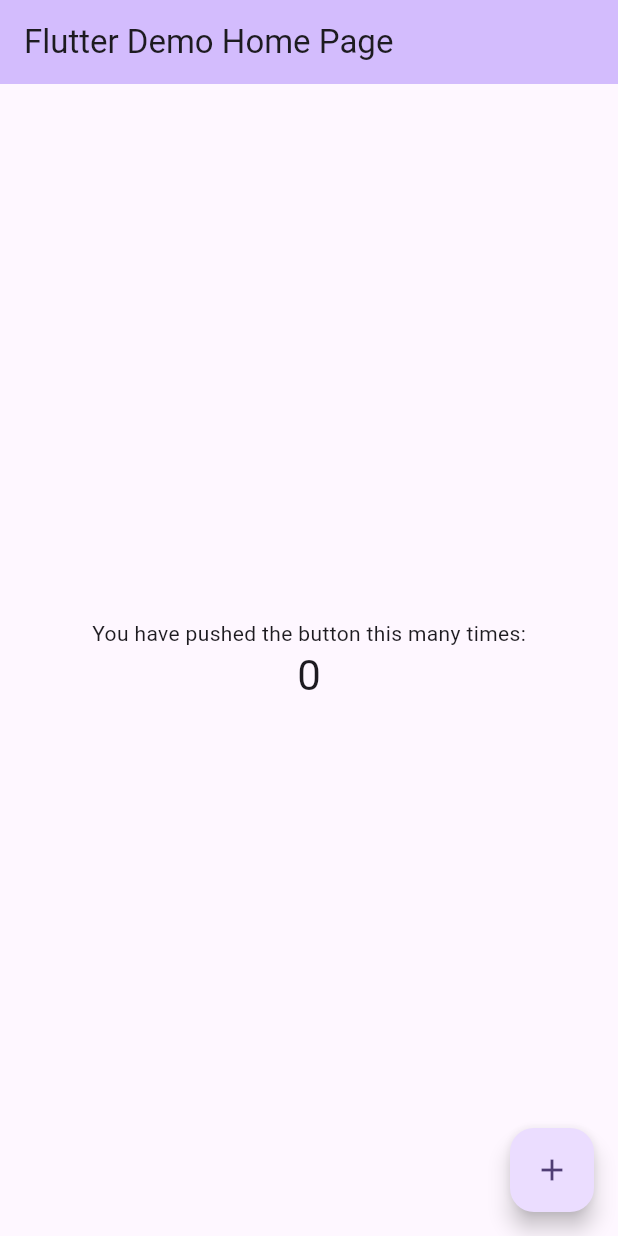
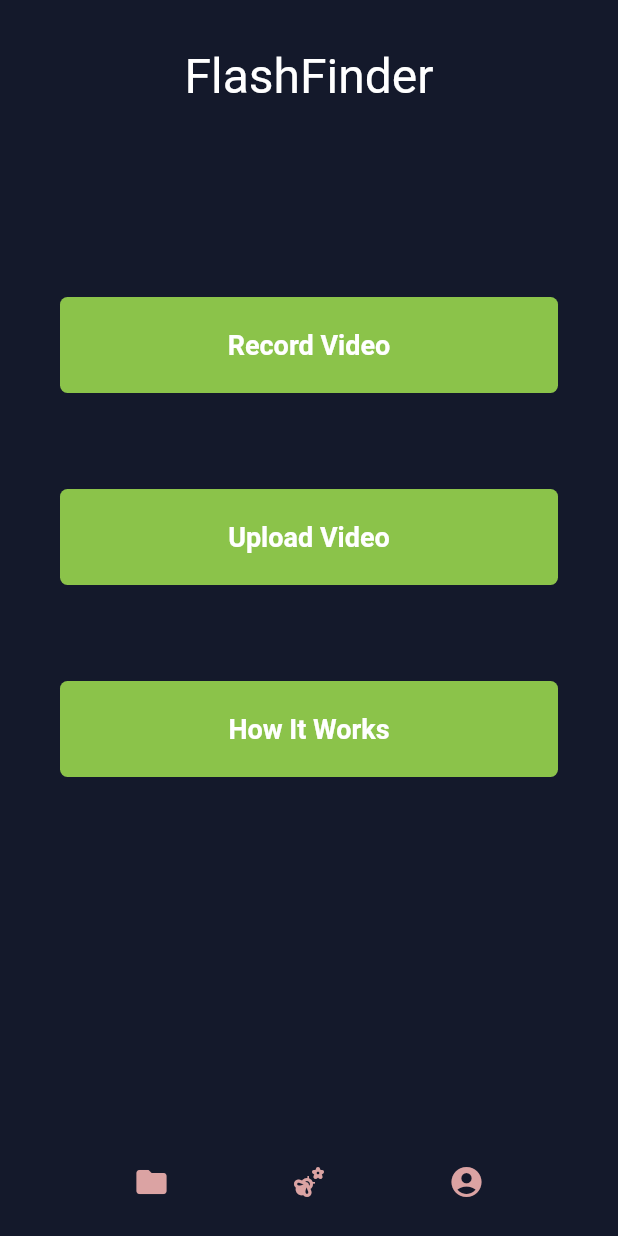
Before and after one commit to JashanChopra/firefly, a Flutter app: the screen it shows after launch, on a phone screen of 412 x 824 dp. Run offline on Flutter 3.47's test engine with Material 2 defaults, Android fonts, the phone set to English and light mode, and no system bars.

Commit message:
prototype home page

```diff
--- a/code/lib/main.dart
+++ b/code/lib/main.dart
@@ -1,125 +1,163 @@
 import 'package:flutter/material.dart';
 
 void main() {
-  runApp(const MyApp());
+  runApp(const FlashFinderApp());
 }
 
-class MyApp extends StatelessWidget {
-  const MyApp({super.key});
+class FlashFinderApp extends StatelessWidget {
+  const FlashFinderApp({super.key});
 
   // This widget is the root of your application.
   @override
   Widget build(BuildContext context) {
     return MaterialApp(
-      title: 'Flutter Demo',
+      title: 'FlashFinder',
       theme: ThemeData(
         // This is the theme of your application.
-        //
-        // TRY THIS: Try running your application with "flutter run". You'll see
-        // the application has a blue toolbar. Then, without quitting the app,
-        // try changing the seedColor in the colorScheme below to Colors.green
-        // and then invoke "hot reload" (save your changes or press the "hot
-        // reload" button in a Flutter-supported IDE, or press "r" if you used
-        // the command line to start the app).
-        //
-        // Notice that the counter didn't reset back to zero; the application
-        // state is not lost during the reload. To reset the state, use hot
-        // restart instead.
-        //
-        // This works for code too, not just values: Most code changes can be
-        // tested with just a hot reload.
-        colorScheme: ColorScheme.fromSeed(seedColor: Colors.deepPurple),
-        useMaterial3: true,
+        // colorScheme: ColorScheme.fromSeed(seedColor: Colors.deepPurple),
+        // useMaterial3: true,
+        brightness: Brightness.dark,
+        scaffoldBackgroundColor: Color.fromARGB(255, 20, 25, 43),
+        fontFamily: 'Roboto',
       ),
-      home: const MyHomePage(title: 'Flutter Demo Home Page'),
+      home: const Home(title: 'FlashFinder Home Page'),
     );
   }
 }
 
-class MyHomePage extends StatefulWidget {
-  const MyHomePage({super.key, required this.title});
-
-  // This widget is the home page of your application. It is stateful, meaning
-  // that it has a State object (defined below) that contains fields that affect
-  // how it looks.
-
-  // This class is the configuration for the state. It holds the values (in this
-  // case the title) provided by the parent (in this case the App widget) and
-  // used by the build method of the State. Fields in a Widget subclass are
-  // always marked "final".
-
+class Home extends StatelessWidget {
+  const Home({super.key, required this.title});
   final String title;
 
   @override
-  State<MyHomePage> createState() => _MyHomePageState();
+  Widget build(BuildContext context) {
+    return const Scaffold(
+      body: Column(
+        children: <Widget>[
+          TitleBar(),
+          Padding(padding: EdgeInsets.all(32)),
+          Padding(padding: EdgeInsets.all(32), child: RecordVideoButton()),
+          Padding(padding: EdgeInsets.all(32), child: UploadVideoButton()),
+          Padding(padding: EdgeInsets.all(32), child: HowItWorksButton()),
+          Padding(padding: EdgeInsets.all(32)),
+          Expanded(
+              child: Align(
+                  alignment: Alignment.bottomCenter,
+                  child: Padding(
+                      padding: EdgeInsets.only(bottom: 16),
+                      child: BottomButtonRow()))),
+        ],
+      ),
+    );
+  }
 }
 
-class _MyHomePageState extends State<MyHomePage> {
-  int _counter = 0;
-
-  void _incrementCounter() {
-    setState(() {
-      // This call to setState tells the Flutter framework that something has
-      // changed in this State, which causes it to rerun the build method below
-      // so that the display can reflect the updated values. If we changed
-      // _counter without calling setState(), then the build method would not be
-      // called again, and so nothing would appear to happen.
-      _counter++;
-    });
-  }
+class TitleBar extends StatelessWidget {
+  const TitleBar({super.key});
 
   @override
   Widget build(BuildContext context) {
-    // This method is rerun every time setState is called, for instance as done
-    // by the _incrementCounter method above.
-    //
-    // The Flutter framework has been optimized to make rerunning build methods
-    // fast, so that you can just rebuild anything that needs updating rather
-    // than having to individually change instances of widgets.
-    return Scaffold(
-      appBar: AppBar(
-        // TRY THIS: Try changing the color here to a specific color (to
-        // Colors.amber, perhaps?) and trigger a hot reload to see the AppBar
-        // change color while the other colors stay the same.
-        backgroundColor: Theme.of(context).colorScheme.inversePrimary,
-        // Here we take the value from the MyHomePage object that was created by
-        // the App.build method, and use it to set our appbar title.
-        title: Text(widget.title),
-      ),
-      body: Center(
-        // Center is a layout widget. It takes a single child and positions it
-        // in the middle of the parent.
-        child: Column(
-          // Column is also a layout widget. It takes a list of children and
-          // arranges them vertically. By default, it sizes itself to fit its
-          // children horizontally, and tries to be as tall as its parent.
-          //
-          // Column has various properties to control how it sizes itself and
-          // how it positions its children. Here we use mainAxisAlignment to
-          // center the children vertically; the main axis here is the vertical
-          // axis because Columns are vertical (the cross axis would be
-          // horizontal).
-          //
-          // TRY THIS: Invoke "debug painting" (choose the "Toggle Debug Paint"
-          // action in the IDE, or press "p" in the console), to see the
-          // wireframe for each widget.
-          mainAxisAlignment: MainAxisAlignment.center,
-          children: <Widget>[
-            const Text(
-              'You have pushed the button this many times:',
-            ),
-            Text(
-              '$_counter',
-              style: Theme.of(context).textTheme.headlineMedium,
-            ),
-          ],
-        ),
-      ),
-      floatingActionButton: FloatingActionButton(
-        onPressed: _incrementCounter,
-        tooltip: 'Increment',
-        child: const Icon(Icons.add),
-      ), // This trailing comma makes auto-formatting nicer for build methods.
+    return Container(
+      padding: const EdgeInsets.all(32),
+      child: const Text('FlashFinder', style: TextStyle(fontSize: 32)),
     );
   }
 }
+
+class RecordVideoButton extends StatelessWidget {
+  const RecordVideoButton({super.key});
+
+  @override
+  Widget build(BuildContext context) {
+    return GestureDetector(
+      onTap: () {
+        print('RecordVideoButton was tapped!');
+      },
+      child: Container(
+        height: 64,
+        padding: const EdgeInsets.all(8),
+        margin: const EdgeInsets.symmetric(horizontal: 8),
+        decoration: BoxDecoration(
+          borderRadius: BorderRadius.circular(5),
+          color: Colors.lightGreen[500],
+        ),
+        child: const Center(
+          child: Text('Record Video',
+              style: TextStyle(fontSize: 18, fontWeight: FontWeight.w600)),
+        ),
+      ),
+    );
+  }
+}
+
+class UploadVideoButton extends StatelessWidget {
+  const UploadVideoButton({super.key});
+
+  @override
+  Widget build(BuildContext context) {
+    return GestureDetector(
+      onTap: () {
+        print('UploadVideoButton was tapped!');
+      },
+      child: Container(
+        height: 64,
+        padding: const EdgeInsets.all(8),
+        margin: const EdgeInsets.symmetric(horizontal: 8),
+        decoration: BoxDecoration(
+          borderRadius: BorderRadius.circular(5),
+          color: Colors.lightGreen[500],
+        ),
+        child: const Center(
+          child: Text('Upload Video',
+              style: TextStyle(fontSize: 18, fontWeight: FontWeight.w600)),
+        ),
+      ),
+    );
+  }
+}
+
+class HowItWorksButton extends StatelessWidget {
+  const HowItWorksButton({super.key});
+
+  @override
+  Widget build(BuildContext context) {
+    return GestureDetector(
+      onTap: () {
+        print('HowItWorksButton was tapped!');
+      },
+      child: Container(
+        height: 64,
+        padding: const EdgeInsets.all(8),
+        margin: const EdgeInsets.symmetric(horizontal: 8),
+        decoration: BoxDecoration(
+          borderRadius: BorderRadius.circular(5),
+          color: Colors.lightGreen[500],
+        ),
+        child: const Center(
+          child: Text('How It Works',
+              style: TextStyle(fontSize: 18, fontWeight: FontWeight.w600)),
+        ),
+      ),
+    );
+  }
+}
+
+class BottomButtonRow extends StatelessWidget {
+  const BottomButtonRow({super.key});
+
+//Theme.of(context).primaryColor
+  @override
+  Widget build(BuildContext context) {
+    return Container(
+      padding: const EdgeInsets.all(8),
+      child: const Row(
+        mainAxisAlignment: MainAxisAlignment.spaceEvenly,
+        children: [
+          Icon(Icons.folder, color: Color.fromARGB(255, 219, 163, 163)),
+          Icon(Icons.emoji_nature, color: Color.fromARGB(255, 219, 163, 163)),
+          Icon(Icons.account_circle, color: Color.fromARGB(255, 219, 163, 163)),
+        ],
+      ),
+    );
+  }
+}
--- a/code/pubspec.yaml
+++ b/code/pubspec.yaml
@@ -1,5 +1,5 @@
 name: firefly
-description: A new Flutter project.
+description: An app to record and classify video of firefly flashes.
 # The following line prevents the package from being accidentally published to
 # pub.dev using `flutter pub publish`. This is preferred for private packages.
 publish_to: 'none' # Remove this line if you wish to publish to pub.dev
@@ -16,7 +16,7 @@ publish_to: 'none' # Remove this line if you wish to publish to pub.dev
 # https://developer.apple.com/library/archive/documentation/General/Reference/InfoPlistKeyReference/Articles/CoreFoundationKeys.html
 # In Windows, build-name is used as the major, minor, and patch parts
 # of the product and file versions while build-number is used as the build suffix.
-version: 1.0.0+1
+version: 0.0.1+1
 
 environment:
   sdk: '>=3.0.5 <4.0.0'
```
